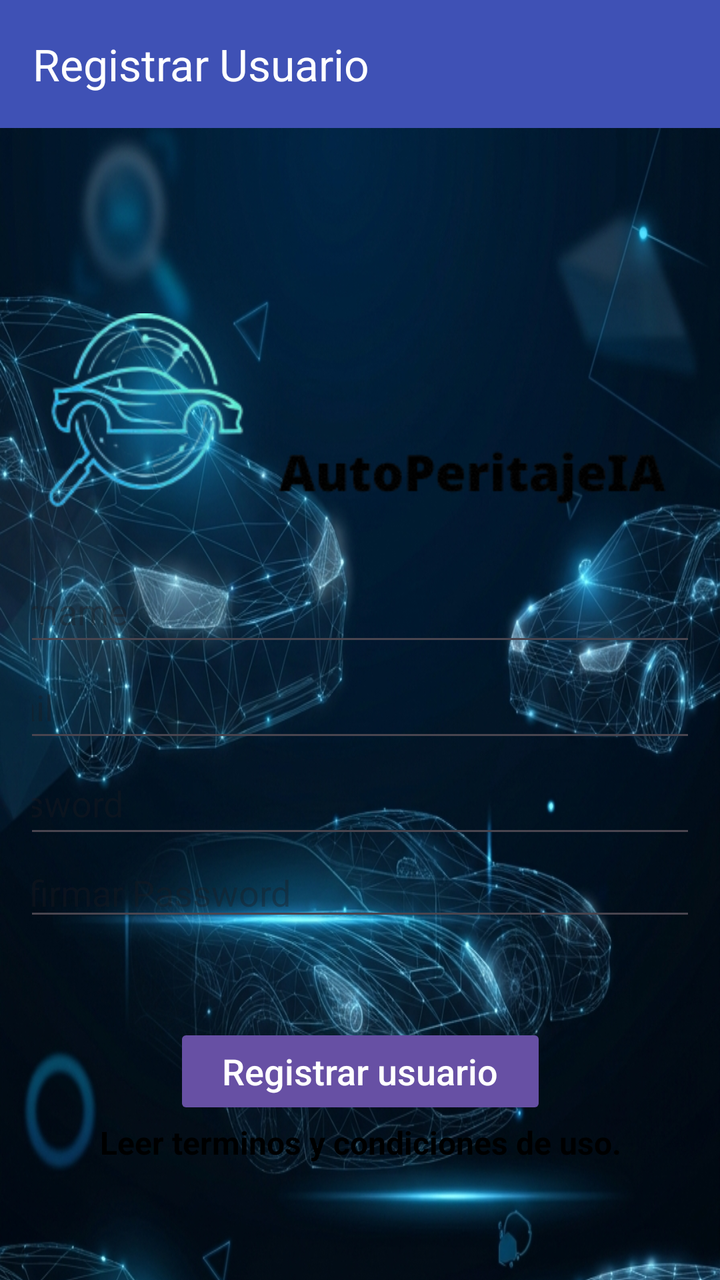
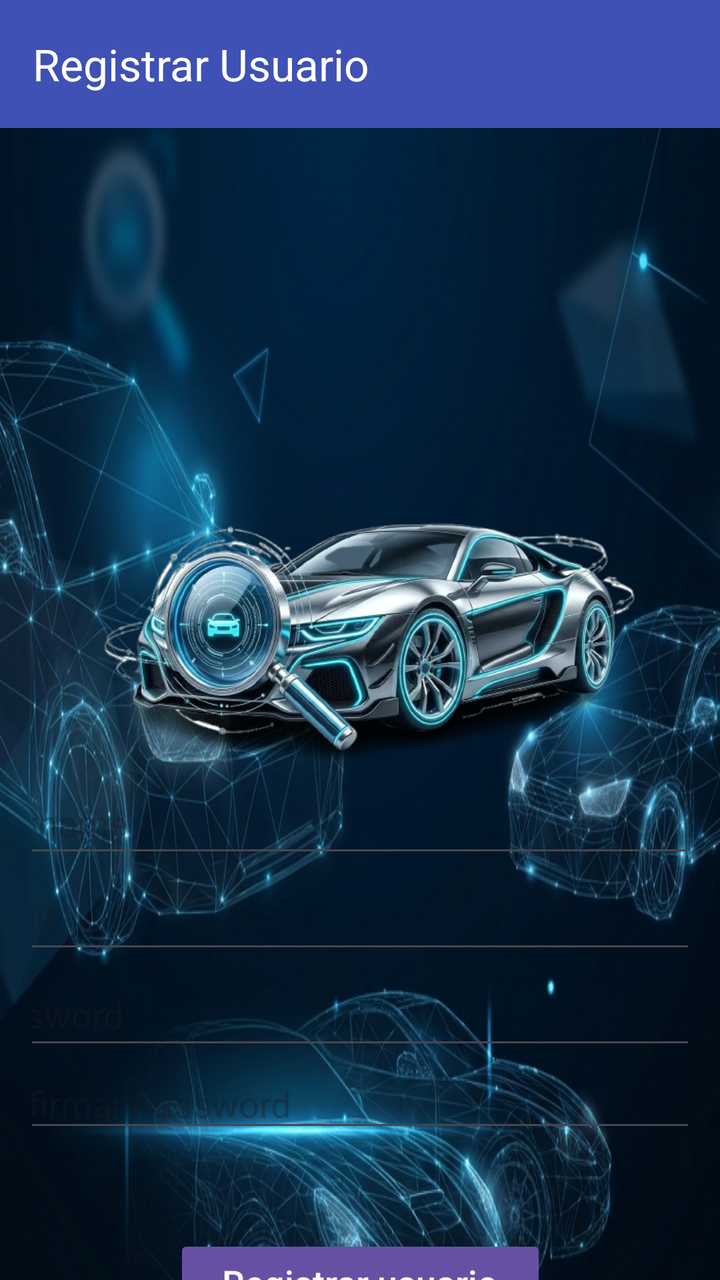

Compare the two renders of this Android layout. The source of the first and the diff that turns it into the second are given below.
<!-- AndroidManifest.xml: activity theme Theme.Enpartesapp -->
<!-- res/layout/fragment_registrar.xml -->
<?xml version="1.0" encoding="utf-8"?>
<LinearLayout xmlns:android="http://schemas.android.com/apk/res/android"
    xmlns:app="http://schemas.android.com/apk/res-auto"
    xmlns:tools="http://schemas.android.com/tools"
    android:layout_width="match_parent"
    android:layout_height="match_parent"
    android:orientation="vertical"
    tools:context=".RegistrarFragment">

    <androidx.appcompat.widget.Toolbar
        android:id="@+id/toolbar"
        android:layout_width="match_parent"
        android:layout_height="?attr/actionBarSize"
        android:elevation="4dp"
        android:theme="@style/ToolbarTheme"
        app:title="@string/registrar_fragment_label" />

    <androidx.core.widget.NestedScrollView
        android:layout_width="match_parent"
        android:layout_height="match_parent"
        tools:context=".RegistrarFragment">

        <androidx.constraintlayout.widget.ConstraintLayout
            android:layout_width="match_parent"
            android:layout_height="match_parent"
            android:background="@drawable/fondo_app_reporte_dannos"
            android:orientation="vertical"
            android:padding="16dp"
            android:paddingLeft="@dimen/activity_horizontal_margin"
            android:paddingTop="@dimen/activity_vertical_margin"
            android:paddingRight="@dimen/activity_horizontal_margin"
            android:paddingBottom="@dimen/activity_vertical_margin"
            tools:context=".ui.ui.login.LoginActivity">

            <ImageView
                android:id="@+id/logo_enpartes"
                android:layout_width="320dp"
                android:layout_height="wrap_content"
                android:layout_marginStart="27dp"
                android:layout_marginTop="48dp"
                android:layout_marginEnd="19dp"
                android:layout_marginBottom="554dp"
                android:contentDescription="@string/descripcion_logo_enpartes"
                app:layout_constraintBottom_toBottomOf="parent"
                app:layout_constraintEnd_toEndOf="parent"
                app:layout_constraintHorizontal_bias="0.5"
                app:layout_constraintStart_toStartOf="parent"
                app:layout_constraintTop_toTopOf="parent"
                app:layout_constraintVertical_bias="0.5"
                app:srcCompat="@drawable/logo_interno_auto_peritaje_ia" />

            <LinearLayout
                android:id="@+id/linearLayoutRegistrar"
                android:layout_width="381dp"
                android:layout_height="202dp"
                android:layout_marginStart="31dp"
                android:layout_marginTop="200dp"
                android:layout_marginEnd="15dp"
                android:layout_marginBottom="358dp"
                android:orientation="vertical"
                app:layout_constraintBottom_toBottomOf="parent"
                app:layout_constraintEnd_toEndOf="parent"
                app:layout_constraintHorizontal_bias=".7"
                app:layout_constraintStart_toStartOf="parent"
                app:layout_constraintTop_toTopOf="parent">

                <EditText
                    android:id="@+id/etUsername"
                    android:layout_width="match_parent"
                    android:layout_height="48dp"
                    android:hint="@string/username_hint" />

                <EditText
                    android:id="@+id/etEmail"
                    android:layout_width="match_parent"
                    android:layout_height="48dp"
                    android:hint="@string/email_hint_2" />

                <EditText
                    android:id="@+id/etPassword"
                    android:layout_width="match_parent"
                    android:layout_height="48dp"
                    android:hint="@string/password_hint"
                    android:inputType="textPassword" />

                <EditText
                    android:id="@+id/etRePassword"
                    android:layout_width="match_parent"
                    android:layout_height="wrap_content"
                    android:hint="@string/confirm_password_hint"
                    android:inputType="textPassword" />

            </LinearLayout>

            <LinearLayout
                android:id="@+id/linearLayoutBotones"
                android:layout_width="356dp"
                android:layout_height="90dp"
                android:layout_gravity="center"
                android:layout_marginTop="32dp"
                android:orientation="vertical"
                android:gravity="center_horizontal|center_vertical"
                app:layout_constraintBottom_toBottomOf="parent"
                app:layout_constraintEnd_toEndOf="parent"
                app:layout_constraintStart_toStartOf="parent"
                app:layout_constraintTop_toBottomOf="@+id/linearLayoutRegistrar"
                app:layout_constraintVertical_bias="0.0">

                <Button
                    android:id="@+id/btnRegistrar"
                    android:layout_width="wrap_content"
                    android:layout_height="wrap_content"
                    style="@style/CustomButtonStyle"
                    android:text="@string/action_registrar"
                    app:layout_constraintTop_toBottomOf="@+id/linearLayoutRegistrar" />

                <TextView
                    android:id="@+id/btnDerechos"
                    android:layout_width="match_parent"
                    android:layout_height="23dp"
                    android:layout_marginBottom="24dp"
                    android:gravity="center"
                    android:text="@string/ver_derechos"
                    android:textColor="@color/colorNegro"
                    android:textSize="16sp"
                    android:textStyle="bold"
                    app:layout_constraintTop_toBottomOf="@+id/btnRegistrar"
                    tools:layout_editor_absoluteX="103dp" />
            </LinearLayout>

            <ProgressBar
                android:id="@+id/RegistrarProgressBar"
                style="?android:attr/progressBarStyleLarge"
                android:layout_width="137dp"
                android:layout_height="108dp"
                android:layout_marginStart="110dp"
                android:layout_marginTop="502dp"
                android:layout_marginEnd="148dp"
                android:layout_marginBottom="105dp"
                android:visibility="gone"
                app:layout_constraintBottom_toBottomOf="parent"
                app:layout_constraintEnd_toEndOf="parent"
                app:layout_constraintStart_toStartOf="parent"
                app:layout_constraintTop_toTopOf="parent" />

        </androidx.constraintlayout.widget.ConstraintLayout>
    </androidx.core.widget.NestedScrollView>
</LinearLayout>
<!-- resources referenced by this layout -->
<resources>
  <color name="colorNegro">#000000</color>
  <dimen name="activity_horizontal_margin">16dp</dimen>
  <dimen name="activity_vertical_margin">16dp</dimen>
  <!-- drawable fondo_app_reporte_dannos: jpg bitmap (drawable, 667836 bytes) -->
  <!-- drawable logo_interno_auto_peritaje_ia: png bitmap (drawable, 25916 bytes) -->
  <string name="action_registrar">Registrar usuario</string>
  <string name="confirm_password_hint">Confirmar Password</string>
  <string name="descripcion_logo_enpartes">"Logo de enpartes"</string>
  <string name="email_hint_2">Email</string>
  <string name="password_hint">Password</string>
  <string name="registrar_fragment_label">Registrar Usuario</string>
  <string name="username_hint">Username</string>
  <string name="ver_derechos">Leer terminos y condiciones de uso.</string>
  <style name="CustomButtonStyle" parent="Widget.AppCompat.Button">
          <item name="android:layout_width">220dp</item>
          <item name="android:layout_height">wrap_content</item>
          <item name="android:layout_gravity">center</item>
          <item name="android:textSize">18sp</item>
          <item name="android:textColor">@color/white</item>
          <item name="android:backgroundTint">@color/my_button_color</item>
          <item name="android:gravity">center_horizontal|center_vertical</item>
          <item name="android:textAllCaps">false</item>
          <item name="android:stateListAnimator">@null</item>
      </style>
  <style name="ToolbarTheme" parent="ThemeOverlay.AppCompat.ActionBar">
          <item name="android:textColorPrimary">@color/white</item>
          <item name="android:background">@color/colorPrimaryButton</item>
          <item name="android:textAlignment">center</item>
          <item name="android:gravity">center</item>
      </style>
  <style name="Theme.Enpartesapp" parent="Theme.MaterialComponents.DayNight.DarkActionBar">
          
          <item name="colorPrimary">@color/purple_500</item>
          <item name="colorPrimaryVariant">@color/purple_700</item>
          
          <item name="colorSecondary">@color/teal_200</item>
          <item name="colorSecondaryVariant">@color/teal_700</item>
          
          <item name="android:statusBarColor">?attr/colorPrimaryVariant</item>
          
          <item name="android:textColor">@color/my_high_contrast_text_color</item>
          <item name="colorSurface">@color/my_high_contrast_background_color</item>
          <item name="editTextColor">@color/my_high_contrast_text_color</item>
          <item name="colorControlNormal">@color/my_high_contrast_text_color</item>
          <item name="colorControlActivated">@color/my_high_contrast_text_color</item>
          <item name="colorControlHighlight">@color/my_high_contrast_text_color</item>
          <item name="colorOnPrimary">@color/my_high_contrast_text_color</item>
          <item name="colorOnSecondary">@color/my_high_contrast_text_color</item>
      </style>
  <color name="white">#FFFFFFFF</color>
  <color name="my_button_color">#2C40A1</color>
  <color name="colorPrimaryButton">#3F51B5</color>
  <color name="purple_500">#FF6200EE</color>
  <color name="purple_700">#FF3700B3</color>
  <color name="teal_200">#FF03DAC5</color>
  <color name="teal_700">#FF018786</color>
  <color name="my_high_contrast_text_color">#FF000000</color>
  <color name="my_high_contrast_background_color">#FFFFFFFF</color>
</resources>

<!-- the commit's change to res/layout/fragment_registrar.xml (unified diff, before → after) -->
@@ -47,7 +47,7 @@
                 app:layout_constraintStart_toStartOf="parent"
                 app:layout_constraintTop_toTopOf="parent"
                 app:layout_constraintVertical_bias="0.5"
-                app:srcCompat="@drawable/logo_interno_auto_peritaje_ia" />
+                app:srcCompat="@drawable/logo_autoperitaje_efecto_3d" />
 
             <LinearLayout
                 android:id="@+id/linearLayoutRegistrar"
<!-- resource entries referenced after the edit -->
@@ -4,7 +4,7 @@
   <dimen name="activity_horizontal_margin">16dp</dimen>
   <dimen name="activity_vertical_margin">16dp</dimen>
   <!-- drawable fondo_app_reporte_dannos: jpg bitmap (drawable, 667836 bytes) -->
-  <!-- drawable logo_interno_auto_peritaje_ia: png bitmap (drawable, 25916 bytes) -->
+  <!-- drawable logo_autoperitaje_efecto_3d: png bitmap (drawable, 259631 bytes) -->
   <string name="action_registrar">Registrar usuario</string>
   <string name="confirm_password_hint">Confirmar Password</string>
   <string name="descripcion_logo_enpartes">"Logo de enpartes"</string>
